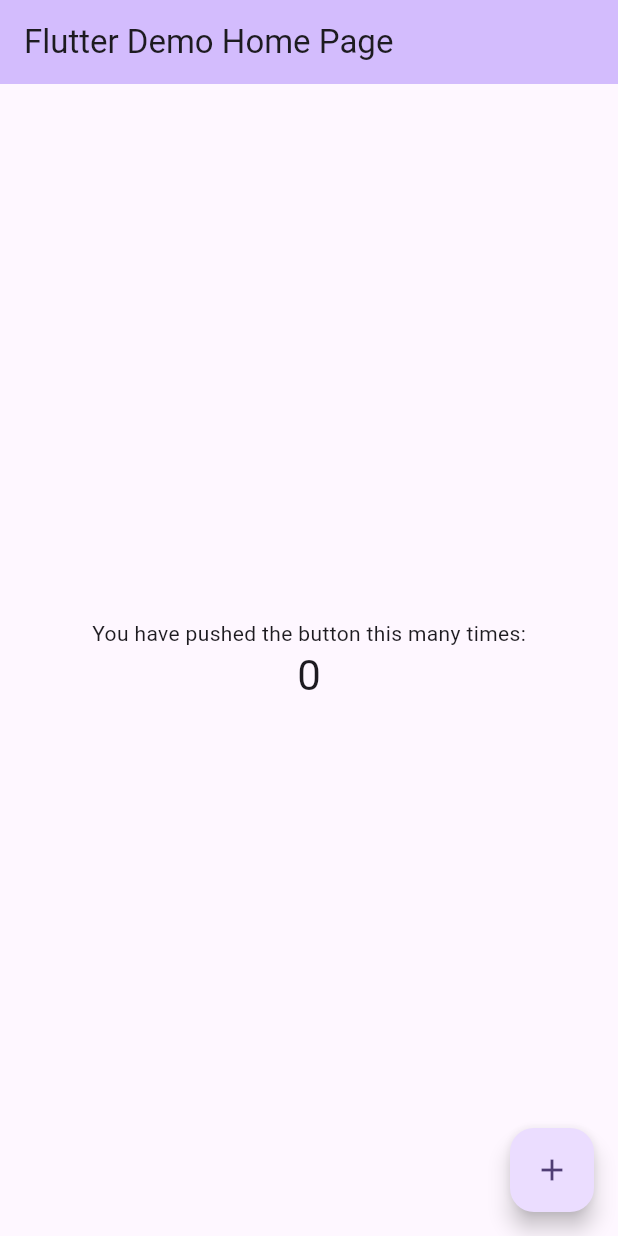
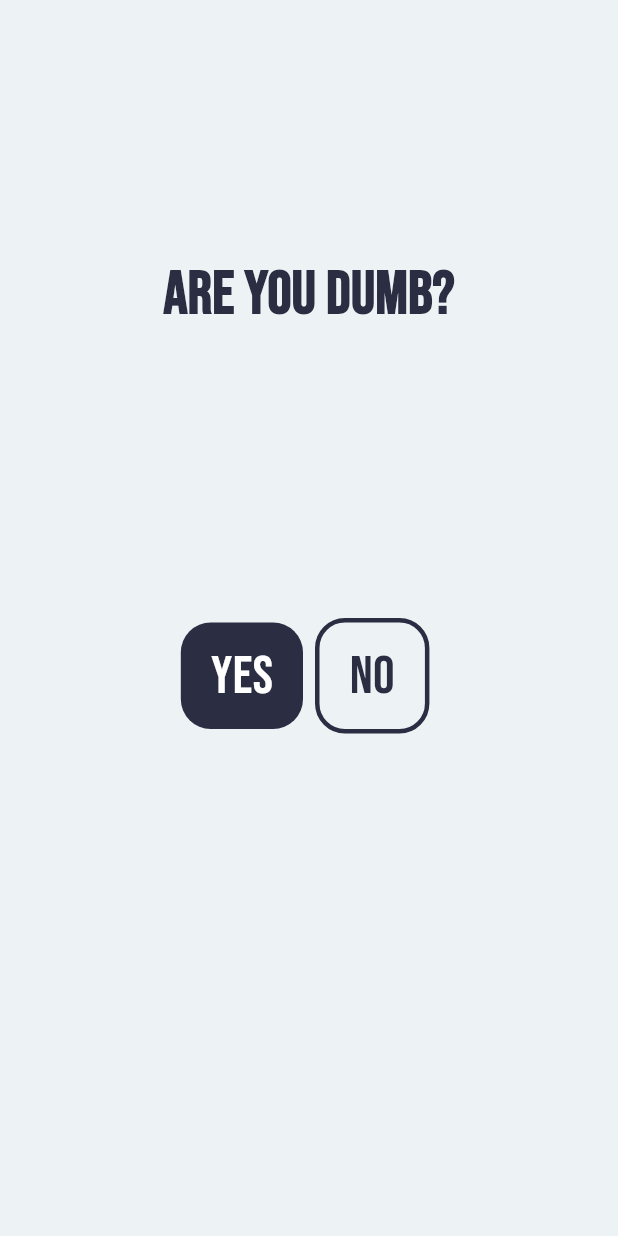
Before and after one commit to cryskram/areyoudumb, a Flutter app: the screen it shows after launch, on a phone screen of 412 x 824 dp. Run offline on Flutter 3.47's test engine with Material 3 defaults, Android fonts, the light colour scheme and no system bars; our stand-ins replace audioplayers, google_fonts.

Commit message:
forgot to update this repo

```diff
--- /dev/null
+++ b/lib/home_page.dart
@@ -0,0 +1,185 @@
+import 'dart:math';
+
+import 'package:audioplayers/audioplayers.dart';
+import 'package:flutter/material.dart';
+import 'package:google_fonts/google_fonts.dart';
+
+class HomePage extends StatefulWidget {
+  const HomePage({super.key});
+
+  @override
+  State<HomePage> createState() => _HomePageState();
+}
+
+class _HomePageState extends State<HomePage> {
+  final AudioPlayer _audioPlayer = AudioPlayer();
+
+  List alignmentList = <Alignment>[
+    Alignment.topLeft,
+    Alignment.topCenter,
+    Alignment.topRight,
+    Alignment.centerLeft,
+    Alignment.center,
+    Alignment.centerRight,
+    Alignment.bottomLeft,
+    Alignment.bottomCenter,
+    Alignment.bottomRight
+  ];
+
+  Alignment _alignment = Alignment.centerLeft;
+
+  // only for method 3
+  int _lastSelectedIndex = -1;
+
+  @override
+  Widget build(BuildContext context) {
+    return Scaffold(
+      backgroundColor: const Color(0xffedf2f4),
+      body: Center(
+        child: Column(
+          mainAxisAlignment: MainAxisAlignment.center,
+          children: [
+            Text(
+              "Are you Dumb?",
+              style: GoogleFonts.bebasNeue(
+                  fontSize: 40,
+                  fontWeight: FontWeight.bold,
+                  color: const Color(0xff2b2d42)),
+            ),
+            const SizedBox(
+              height: 20,
+            ),
+            Row(
+              mainAxisAlignment: MainAxisAlignment.center,
+              crossAxisAlignment: CrossAxisAlignment.center,
+              children: [
+                SizedBox(
+                  width: MediaQuery.of(context).size.width * 0.5,
+                  height: MediaQuery.of(context).size.height * 0.25,
+                  child: Align(
+                    alignment: Alignment.centerRight,
+                    child: GestureDetector(
+                      onTap: _handleYes,
+                      child: Container(
+                        margin: const EdgeInsets.all(4),
+                        decoration: BoxDecoration(
+                          color: const Color(0xff2b2d42),
+                          borderRadius: BorderRadius.circular(20),
+                        ),
+                        child: Padding(
+                          padding: const EdgeInsets.symmetric(
+                            horizontal: 20.0,
+                            vertical: 10,
+                          ),
+                          child: Text(
+                            "Yes",
+                            style: GoogleFonts.bebasNeue(
+                              color: Colors.white,
+                              fontSize: 36,
+                            ),
+                          ),
+                        ),
+                      ),
+                    ),
+                  ),
+                ),
+                Expanded(
+                  child: SizedBox(
+                    width: MediaQuery.of(context).size.width * 0.5,
+                    height: MediaQuery.of(context).size.height * 0.5,
+                    child: Align(
+                      alignment: _alignment,
+                      child: GestureDetector(
+                        onTap: _handleNo,
+                        child: Container(
+                          margin: const EdgeInsets.all(4),
+                          decoration: BoxDecoration(
+                            border: Border.all(
+                              color: const Color(0xff2b2d42),
+                              width: 3,
+                            ),
+                            borderRadius: BorderRadius.circular(20),
+                          ),
+                          child: Padding(
+                            padding: const EdgeInsets.symmetric(
+                              horizontal: 20.0,
+                              vertical: 10,
+                            ),
+                            child: Text(
+                              "No",
+                              style: GoogleFonts.bebasNeue(
+                                color: const Color(0xff2b2d42),
+                                fontSize: 36,
+                              ),
+                            ),
+                          ),
+                        ),
+                      ),
+                    ),
+                  ),
+                ),
+              ],
+            )
+          ],
+        ),
+      ),
+    );
+  }
+
+  void _handleNo() {
+    setState(() {
+      // method 1
+      // _alignment = alignmentList[Random().nextInt(alignmentList.length)];
+
+      // method 2
+      // alignmentList.shuffle();
+      // _alignment = alignmentList.first;
+
+      // both those methods have a chance of repeating positions rarely
+      // method 3
+      setState(() {
+        int index;
+
+        do {
+          index = Random().nextInt(alignmentList.length);
+        } while (index == _lastSelectedIndex);
+
+        _lastSelectedIndex = index;
+        _alignment = alignmentList[index];
+      });
+    });
+  }
+
+  void _handleYes() async {
+    await _audioPlayer.setVolume(0.4);
+    await _audioPlayer.play(AssetSource("audio/laughAudio.mp3"));
+    showDialog(
+      context: context,
+      builder: (BuildContext context) {
+        return Dialog(
+          child: Padding(
+            padding: const EdgeInsets.all(10.0),
+            child: Column(
+              mainAxisSize: MainAxisSize.min,
+              children: [
+                ClipRRect(
+                  borderRadius: BorderRadius.circular(20),
+                  child: Image.asset("assets/images/laugh.png"),
+                ),
+                const SizedBox(
+                  height: 5,
+                ),
+                Text(
+                  "I knew it!!",
+                  style: GoogleFonts.bebasNeue(fontSize: 20),
+                )
+              ],
+            ),
+          ),
+        );
+      },
+    ).then((value) async {
+      await _audioPlayer.stop();
+    });
+  }
+}
--- a/lib/main.dart
+++ b/lib/main.dart
@@ -1,4 +1,5 @@
-import 'package:flutter/material.dart';
+import "package:areyoudumb/home_page.dart";
+import "package:flutter/material.dart";
 
 void main() {
   runApp(const MyApp());
@@ -7,119 +8,12 @@
 class MyApp extends StatelessWidget {
   const MyApp({super.key});
 
-  // This widget is the root of your application.
   @override
   Widget build(BuildContext context) {
-    return MaterialApp(
-      title: 'Flutter Demo',
-      theme: ThemeData(
-        // This is the theme of your application.
-        //
-        // TRY THIS: Try running your application with "flutter run". You'll see
-        // the application has a purple toolbar. Then, without quitting the app,
-        // try changing the seedColor in the colorScheme below to Colors.green
-        // and then invoke "hot reload" (save your changes or press the "hot
-        // reload" button in a Flutter-supported IDE, or press "r" if you used
-        // the command line to start the app).
-        //
-        // Notice that the counter didn't reset back to zero; the application
-        // state is not lost during the reload. To reset the state, use hot
-        // restart instead.
-        //
-        // This works for code too, not just values: Most code changes can be
-        // tested with just a hot reload.
-        colorScheme: ColorScheme.fromSeed(seedColor: Colors.deepPurple),
-        useMaterial3: true,
-      ),
-      home: const MyHomePage(title: 'Flutter Demo Home Page'),
+    return const MaterialApp(
+      debugShowCheckedModeBanner: false,
+      title: "Dumb?",
+      home: HomePage(),
     );
   }
 }
-
-class MyHomePage extends StatefulWidget {
-  const MyHomePage({super.key, required this.title});
-
-  // This widget is the home page of your application. It is stateful, meaning
-  // that it has a State object (defined below) that contains fields that affect
-  // how it looks.
-
-  // This class is the configuration for the state. It holds the values (in this
-  // case the title) provided by the parent (in this case the App widget) and
-  // used by the build method of the State. Fields in a Widget subclass are
-  // always marked "final".
-
-  final String title;
-
-  @override
-  State<MyHomePage> createState() => _MyHomePageState();
-}
-
-class _MyHomePageState extends State<MyHomePage> {
-  int _counter = 0;
-
-  void _incrementCounter() {
-    setState(() {
-      // This call to setState tells the Flutter framework that something has
-      // changed in this State, which causes it to rerun the build method below
-      // so that the display can reflect the updated values. If we changed
-      // _counter without calling setState(), then the build method would not be
-      // called again, and so nothing would appear to happen.
-      _counter++;
-    });
-  }
-
-  @override
-  Widget build(BuildContext context) {
-    // This method is rerun every time setState is called, for instance as done
-    // by the _incrementCounter method above.
-    //
-    // The Flutter framework has been optimized to make rerunning build methods
-    // fast, so that you can just rebuild anything that needs updating rather
-    // than having to individually change instances of widgets.
-    return Scaffold(
-      appBar: AppBar(
-        // TRY THIS: Try changing the color here to a specific color (to
-        // Colors.amber, perhaps?) and trigger a hot reload to see the AppBar
-        // change color while the other colors stay the same.
-        backgroundColor: Theme.of(context).colorScheme.inversePrimary,
-        // Here we take the value from the MyHomePage object that was created by
-        // the App.build method, and use it to set our appbar title.
-        title: Text(widget.title),
-      ),
-      body: Center(
-        // Center is a layout widget. It takes a single child and positions it
-        // in the middle of the parent.
-        child: Column(
-          // Column is also a layout widget. It takes a list of children and
-          // arranges them vertically. By default, it sizes itself to fit its
-          // children horizontally, and tries to be as tall as its parent.
-          //
-          // Column has various properties to control how it sizes itself and
-          // how it positions its children. Here we use mainAxisAlignment to
-          // center the children vertically; the main axis here is the vertical
-          // axis because Columns are vertical (the cross axis would be
-          // horizontal).
-          //
-          // TRY THIS: Invoke "debug painting" (choose the "Toggle Debug Paint"
-          // action in the IDE, or press "p" in the console), to see the
-          // wireframe for each widget.
-          mainAxisAlignment: MainAxisAlignment.center,
-          children: <Widget>[
-            const Text(
-              'You have pushed the button this many times:',
-            ),
-            Text(
-              '$_counter',
-              style: Theme.of(context).textTheme.headlineMedium,
-            ),
-          ],
-        ),
-      ),
-      floatingActionButton: FloatingActionButton(
-        onPressed: _incrementCounter,
-        tooltip: 'Increment',
-        child: const Icon(Icons.add),
-      ), // This trailing comma makes auto-formatting nicer for build methods.
-    );
-  }
-}
```
Also changed, not shown: pubspec.yaml (+15 -6 lines), analysis_options.yaml (line endings or trailing spaces), assets/images/laugh.png (added), assets/images/logo.png (added), pubspec.lock, 112 other files.
